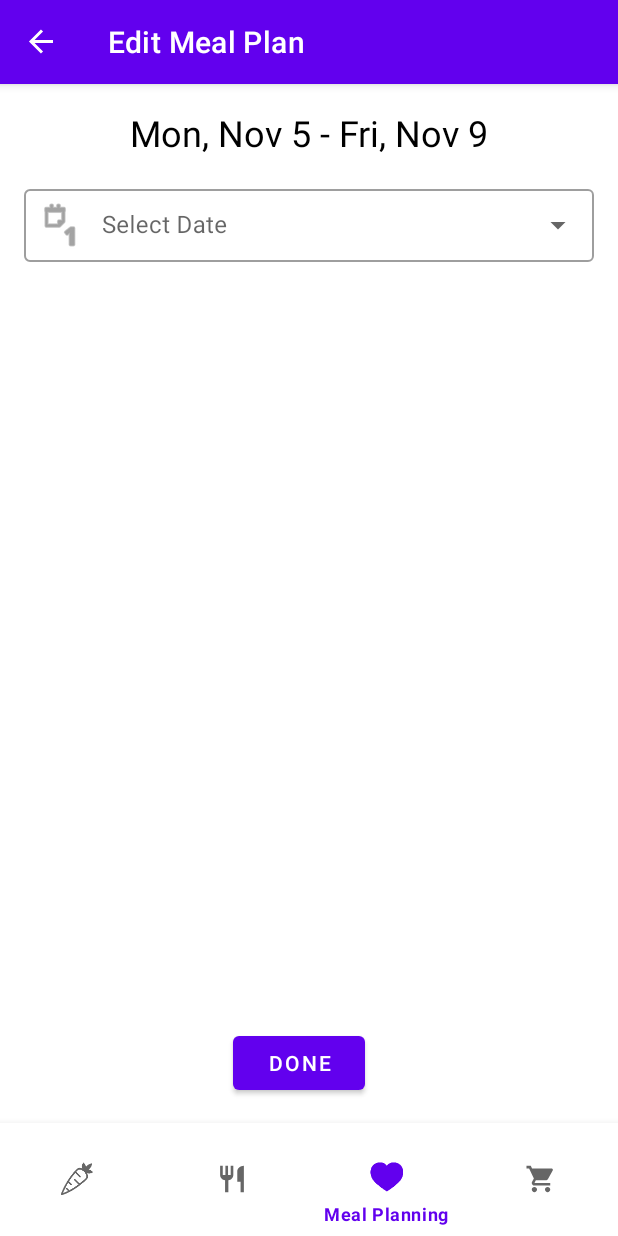
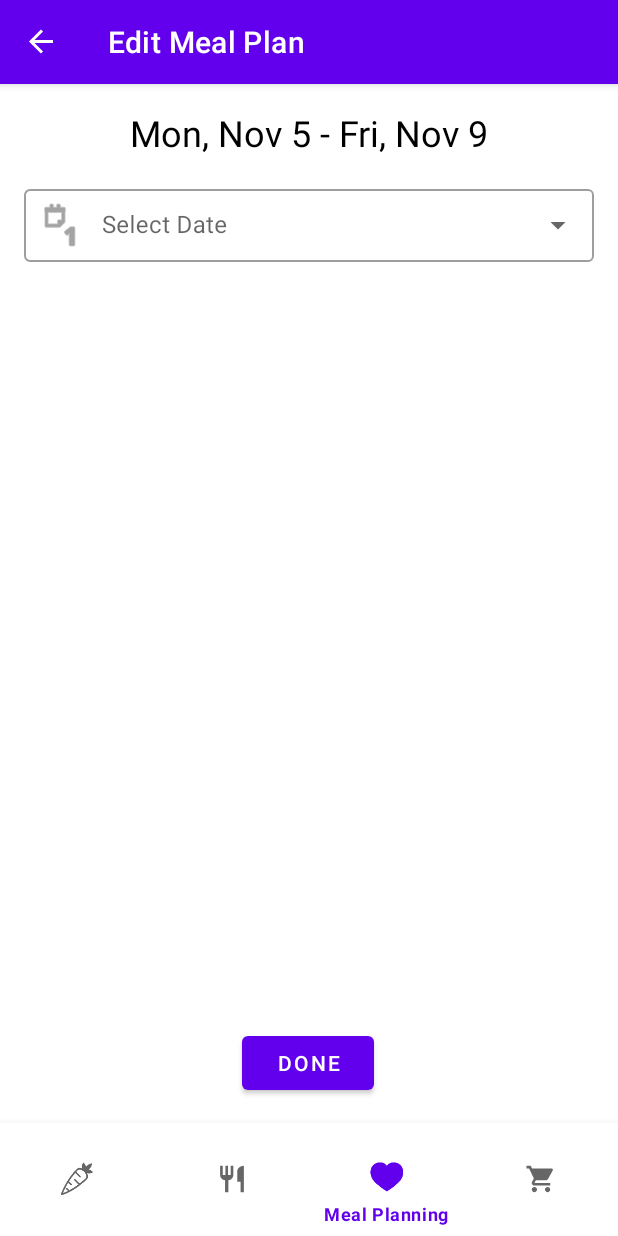
Before and after one commit to CMPUT301F22T13/FoodieCentral, an Android app: the MealPlanEditFragment screen opened through its navigation route, on a phone screen of 412 x 824 dp. Run offline under Robolectric (Android 15) with nearby library versions, the phone set to English and light mode, and no system bars; our stand-ins replace Firebase (no records; nobody signed in at launch, a user with empty details on screens opened directly), navigation-ui; 5 statements that could not run were skipped.

Commit message:
Button edit #31

```diff
--- a/app/src/main/res/layout/fragment_meal_plan_edit.xml
+++ b/app/src/main/res/layout/fragment_meal_plan_edit.xml
@@ -50,6 +50,7 @@
         android:src="@android:drawable/ic_menu_delete"
         app:layout_constraintBottom_toBottomOf="parent"
         app:layout_constraintEnd_toEndOf="parent"
+        app:layout_constraintHorizontal_bias="0.045"
         app:layout_constraintStart_toStartOf="parent" />
 
     <com.google.android.material.floatingactionbutton.FloatingActionButton
@@ -149,7 +150,7 @@
         android:text="Done"
         app:layout_constraintBottom_toBottomOf="parent"
         app:layout_constraintEnd_toEndOf="parent"
-        app:layout_constraintHorizontal_bias="0.479"
+        app:layout_constraintHorizontal_bias="0.498"
         app:layout_constraintStart_toStartOf="parent" />
 
     <Button
```
